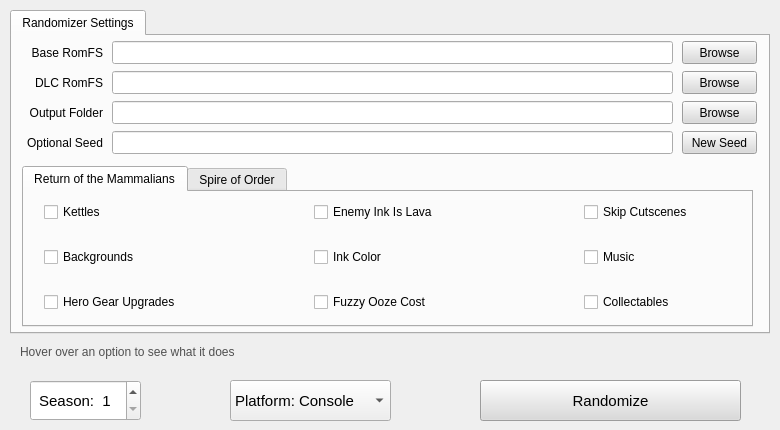
This is UI/ui_form.ui in Owen-Splat/Splatoon-3-Randomizer as Qt 5 draws it before an edit. The edited form follows.
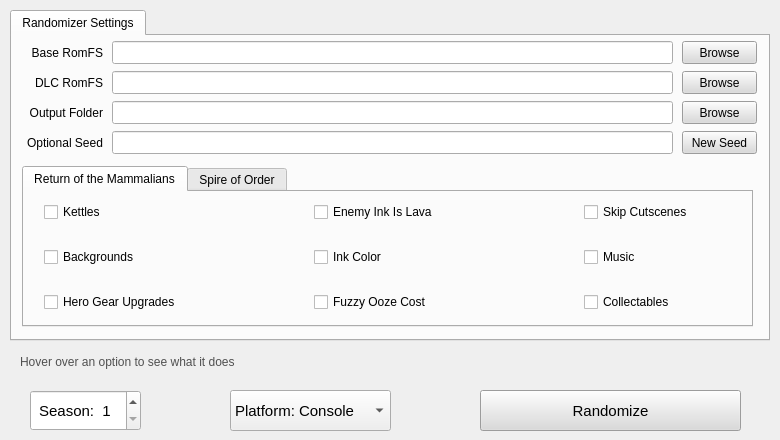
This is the edited form.

Patch:
```diff
--- a/UI/ui_form.ui
+++ b/UI/ui_form.ui
@@ -7,13 +7,13 @@
     <x>0</x>
     <y>0</y>
     <width>780</width>
-    <height>430</height>
+    <height>440</height>
    </rect>
   </property>
   <property name="minimumSize">
    <size>
     <width>780</width>
-    <height>400</height>
+    <height>430</height>
    </size>
   </property>
   <property name="windowTitle">
@@ -26,7 +26,7 @@
       <x>10</x>
       <y>10</y>
       <width>760</width>
-      <height>324</height>
+      <height>331</height>
      </rect>
     </property>
     <property name="sizePolicy">
@@ -646,7 +646,7 @@
     <property name="geometry">
      <rect>
       <x>480</x>
-      <y>380</y>
+      <y>390</y>
       <width>261</width>
       <height>41</height>
      </rect>
@@ -677,7 +677,7 @@
     <property name="geometry">
      <rect>
       <x>20</x>
-      <y>340</y>
+      <y>350</y>
       <width>731</width>
       <height>23</height>
      </rect>
@@ -693,7 +693,7 @@
     <property name="geometry">
      <rect>
       <x>30</x>
-      <y>380</y>
+      <y>390</y>
       <width>111</width>
       <height>41</height>
      </rect>
@@ -710,14 +710,14 @@
      <number>1</number>
     </property>
     <property name="maximum">
-     <number>6</number>
+     <number>7</number>
     </property>
    </widget>
    <widget class="QComboBox" name="platformComboBox">
     <property name="geometry">
      <rect>
       <x>230</x>
-      <y>380</y>
+      <y>390</y>
       <width>161</width>
       <height>41</height>
      </rect>
```
